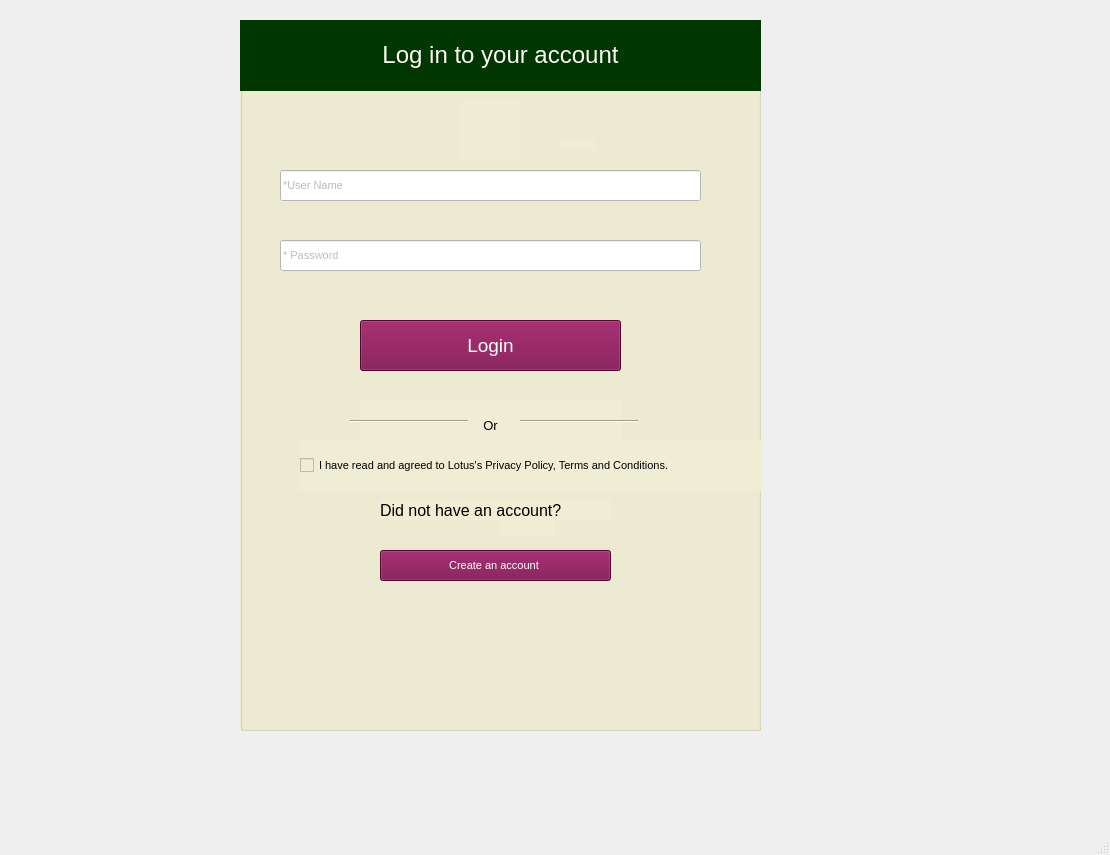
The window that UILogin/LoginCustomer.ui (Minhtri-hub/ktlt_final) describes before a commit, drawn with Qt 5.
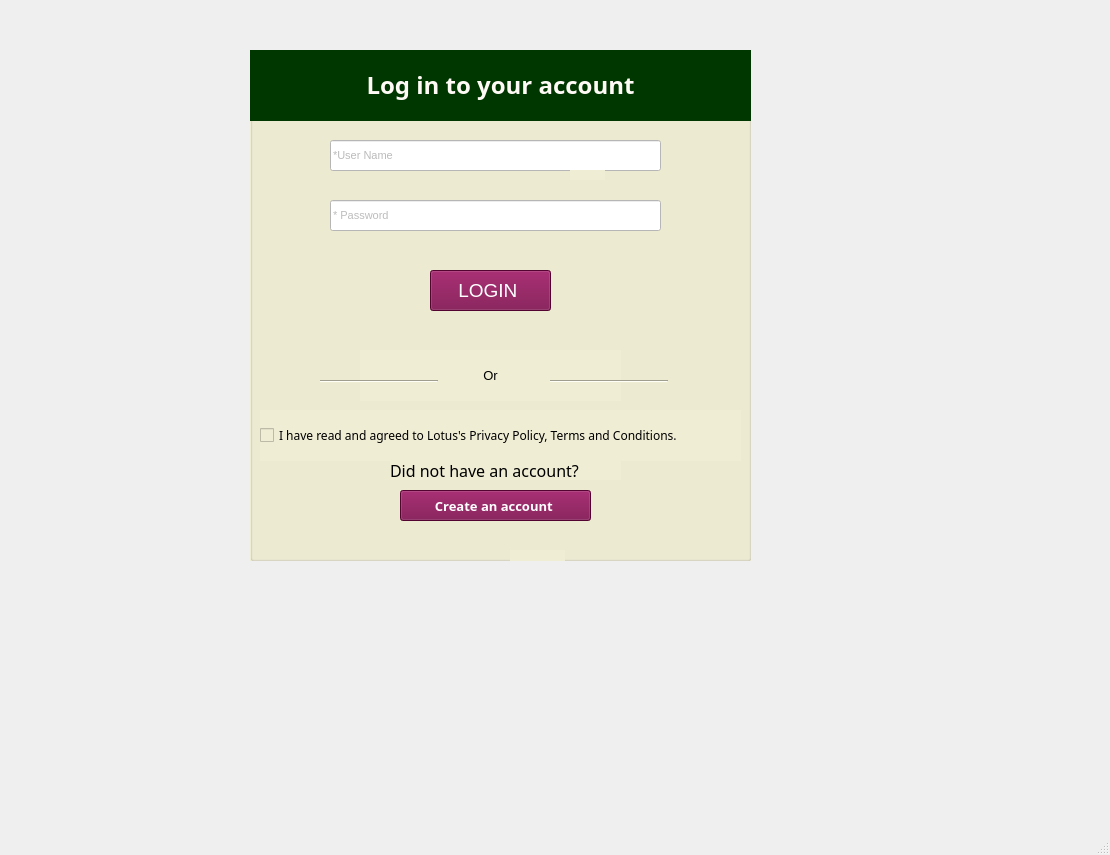
The same window after the commit. Icons and pictures are not drawn.

The edit to the form file:
```diff
--- a/UILogin/LoginCustomer.ui
+++ b/UILogin/LoginCustomer.ui
@@ -20,12 +20,17 @@
    <widget class="QGroupBox" name="groupBox">
     <property name="geometry">
      <rect>
-      <x>240</x>
-      <y>20</y>
-      <width>521</width>
-      <height>711</height>
+      <x>250</x>
+      <y>50</y>
+      <width>501</width>
+      <height>511</height>
      </rect>
     </property>
+    <property name="font">
+     <font>
+      <pointsize>6</pointsize>
+     </font>
+    </property>
     <property name="accessibleDescription">
      <string>&lt;html&gt;&lt;head/&gt;&lt;body&gt;&lt;p&gt;* Địa chỉ Email&lt;/p&gt;&lt;/body&gt;&lt;/html&gt;</string>
     </property>
@@ -41,17 +46,17 @@
       <rect>
        <x>0</x>
        <y>0</y>
-       <width>521</width>
+       <width>501</width>
        <height>71</height>
       </rect>
      </property>
      <property name="font">
       <font>
-       <family>MS Shell Dlg 2</family>
+       <family>Sitka Small Semibold</family>
        <pointsize>10</pointsize>
-       <weight>50</weight>
+       <weight>75</weight>
        <italic>false</italic>
-       <bold>false</bold>
+       <bold>true</bold>
       </font>
      </property>
      <property name="styleSheet">
@@ -64,9 +69,9 @@
     <widget class="QLineEdit" name="lineEditUsername">
      <property name="geometry">
       <rect>
-       <x>40</x>
-       <y>150</y>
-       <width>421</width>
+       <x>80</x>
+       <y>90</y>
+       <width>331</width>
        <height>31</height>
       </rect>
      </property>
@@ -99,9 +104,9 @@
     <widget class="QLineEdit" name="lineEditPassword">
      <property name="geometry">
       <rect>
-       <x>40</x>
-       <y>220</y>
-       <width>421</width>
+       <x>80</x>
+       <y>150</y>
+       <width>331</width>
        <height>31</height>
       </rect>
      </property>
@@ -137,8 +142,8 @@
     <widget class="QLabel" name="label_3">
      <property name="geometry">
       <rect>
-       <x>120</x>
-       <y>380</y>
+       <x>110</x>
+       <y>300</y>
        <width>261</width>
        <height>51</height>
       </rect>
@@ -175,16 +180,16 @@
     <widget class="QCheckBox" name="checkBox">
      <property name="geometry">
       <rect>
-       <x>60</x>
-       <y>420</y>
-       <width>501</width>
+       <x>10</x>
+       <y>360</y>
+       <width>481</width>
        <height>51</height>
       </rect>
      </property>
      <property name="font">
       <font>
-       <family>Arial</family>
-       <pointsize>8</pointsize>
+       <family>Nirmala Text Semilight</family>
+       <pointsize>9</pointsize>
        <weight>50</weight>
        <italic>false</italic>
        <bold>false</bold>
@@ -200,10 +205,10 @@
     <widget class="QPushButton" name="pushButtonLogin">
      <property name="geometry">
       <rect>
-       <x>120</x>
-       <y>300</y>
-       <width>261</width>
-       <height>51</height>
+       <x>180</x>
+       <y>220</y>
+       <width>121</width>
+       <height>41</height>
       </rect>
      </property>
      <property name="font">
@@ -222,21 +227,31 @@
 color: rgb(255, 255, 255);</string>
      </property>
      <property name="text">
-      <string>Login</string>
+      <string>LOGIN </string>
+     </property>
+     <property name="icon">
+      <iconset>
+       <normaloff>../images/enter.png</normaloff>../images/enter.png</iconset>
+     </property>
+     <property name="iconSize">
+      <size>
+       <width>14</width>
+       <height>14</height>
+      </size>
      </property>
     </widget>
     <widget class="QLabel" name="label_2">
      <property name="geometry">
       <rect>
        <x>140</x>
-       <y>480</y>
+       <y>410</y>
        <width>231</width>
        <height>20</height>
       </rect>
      </property>
      <property name="font">
       <font>
-       <family>MS Shell Dlg 2</family>
+       <family>Nirmala Text Semilight</family>
        <pointsize>12</pointsize>
        <weight>50</weight>
        <italic>false</italic>
@@ -266,19 +281,19 @@
     <widget class="QPushButton" name="pushButtonSignUp">
      <property name="geometry">
       <rect>
-       <x>140</x>
-       <y>530</y>
-       <width>231</width>
+       <x>150</x>
+       <y>440</y>
+       <width>191</width>
        <height>31</height>
       </rect>
      </property>
      <property name="font">
       <font>
-       <family>MS Shell Dlg 2</family>
-       <pointsize>8</pointsize>
-       <weight>50</weight>
+       <family>Sitka Small Semibold</family>
+       <pointsize>10</pointsize>
+       <weight>75</weight>
        <italic>false</italic>
-       <bold>false</bold>
+       <bold>true</bold>
       </font>
      </property>
      <property name="styleSheet">
@@ -289,34 +304,11 @@
       <string>Create an account </string>
      </property>
     </widget>
-    <widget class="QLabel" name="label_12">
-     <property name="geometry">
-      <rect>
-       <x>220</x>
-       <y>80</y>
-       <width>61</width>
-       <height>61</height>
-      </rect>
-     </property>
-     <property name="styleSheet">
-      <string notr="true">color: rgb(255, 255, 255);
-background-color: rgb(239, 236, 212);</string>
-     </property>
-     <property name="text">
-      <string/>
-     </property>
-     <property name="pixmap">
-      <pixmap>lotus_2982182 (1).png</pixmap>
-     </property>
-     <property name="scaledContents">
-      <bool>true</bool>
-     </property>
-    </widget>
     <widget class="Line" name="line">
      <property name="geometry">
       <rect>
-       <x>110</x>
-       <y>400</y>
+       <x>70</x>
+       <y>330</y>
        <width>118</width>
        <height>3</height>
       </rect>
@@ -328,8 +320,8 @@
     <widget class="Line" name="line_2">
      <property name="geometry">
       <rect>
-       <x>280</x>
-       <y>400</y>
+       <x>300</x>
+       <y>330</y>
        <width>118</width>
        <height>3</height>
       </rect>
```
